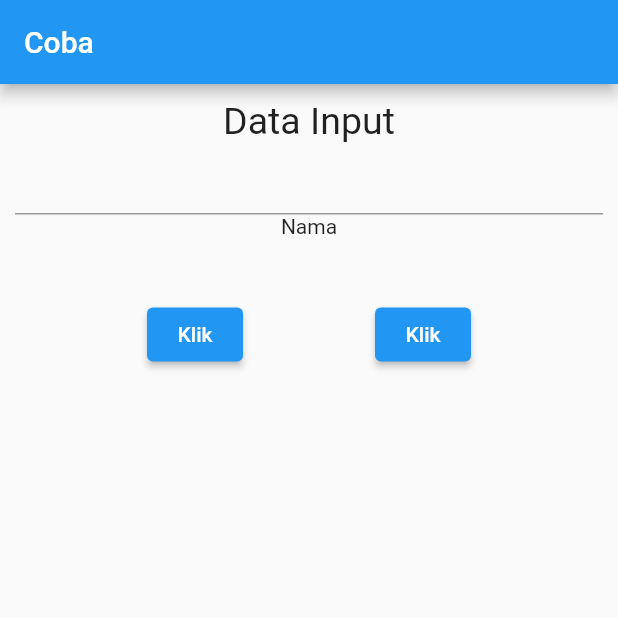
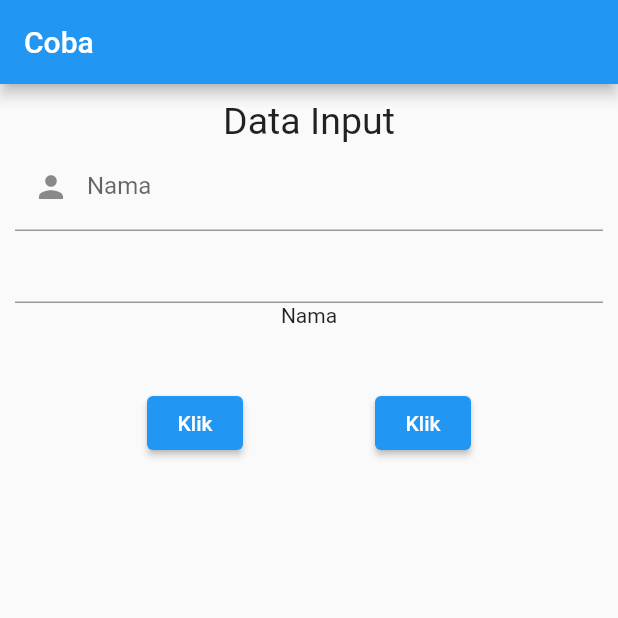
Before and after one commit to muhfauz/aplikasi_teks, a Flutter app: the screen it shows after launch, on a phone screen of 412 x 824 dp, the top half of it. Run offline on Flutter 3.47's test engine with Material 2 defaults, Android fonts, the phone set to English and light mode, and no system bars.

Commit message:
tambah satu textfield

```diff
--- a/lib/main.dart
+++ b/lib/main.dart
@@ -14,6 +14,7 @@ class MyApp extends StatefulWidget {
 
 class _MyAppState extends State<MyApp> {
   TextEditingController txtNama = TextEditingController();
+  TextEditingController txtPassword = TextEditingController();
   String nama = "Nama";
   @override
   Widget build(BuildContext context) {
@@ -33,6 +34,13 @@ class _MyAppState extends State<MyApp> {
                 ),
                 TextField(
                   controller: txtNama,
+                  decoration: InputDecoration(
+                    prefixIcon: Icon(Icons.person),
+                    label: Text('Nama'),
+                  ),
+                ),
+                TextField(
+                  controller: txtPassword,
                 ),
                 Text(nama),
                 SizedBox(
```
